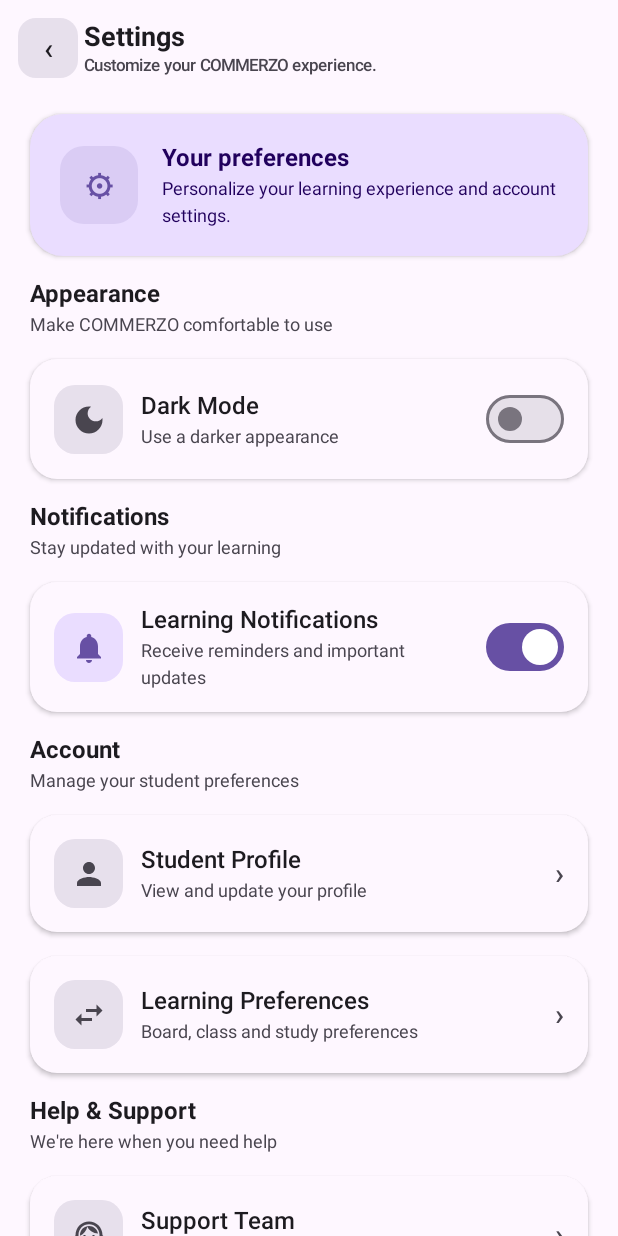
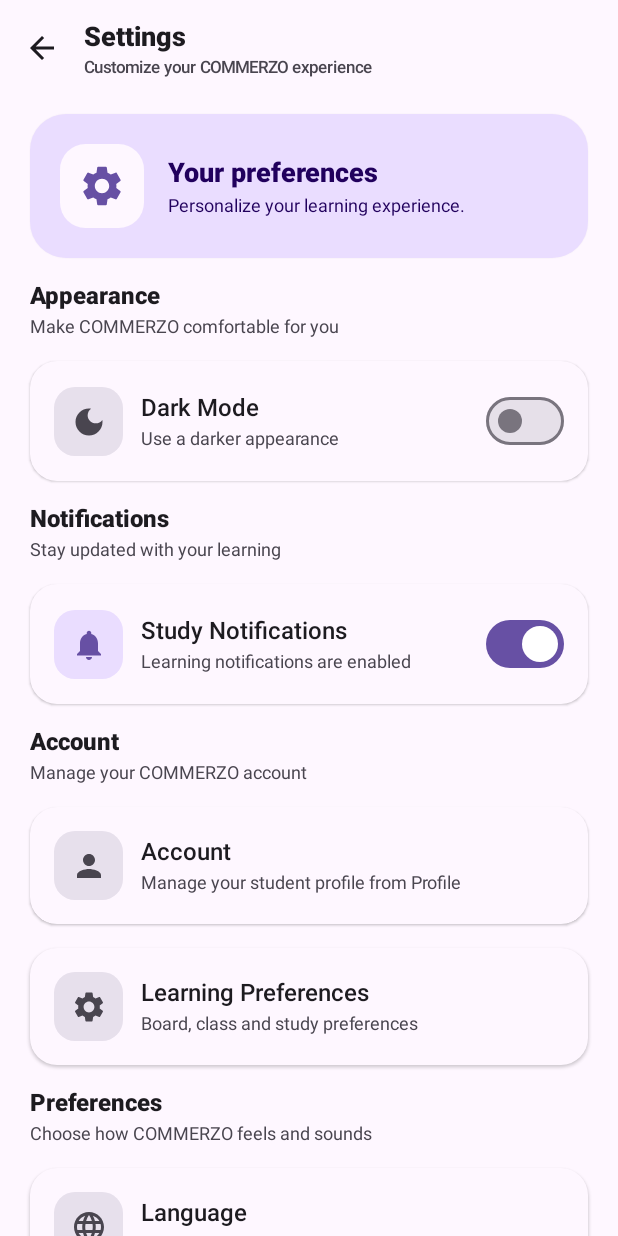
Before and after one commit to harshanimationsanimatorharsh-ai/COMMERZO, an Android app built with Jetpack Compose: the SettingsScreen screen opened through its navigation route, on a phone screen of 412 x 824 dp. Run offline under Robolectric (Android 15) with nearby library versions, the phone set to English and light mode, and no system bars; our stand-ins replace Firebase (no records; nobody signed in at launch, a user with empty details on screens opened directly).

Commit message:
Update SettingsScreen.kt

```diff
--- a/app/src/main/java/com/commerzo/app/ui/screens/app/src/main/java/com/commerzo/app/ui/screens/SettingsScreen.kt
+++ b/app/src/main/java/com/commerzo/app/ui/screens/app/src/main/java/com/commerzo/app/ui/screens/SettingsScreen.kt
@@ -15,17 +15,21 @@ import androidx.compose.foundation.rememberScrollState
 import androidx.compose.foundation.shape.RoundedCornerShape
 import androidx.compose.foundation.verticalScroll
 import androidx.compose.material.icons.Icons
+import androidx.compose.material.icons.filled.ArrowBack
 import androidx.compose.material.icons.filled.DarkMode
 import androidx.compose.material.icons.filled.Email
 import androidx.compose.material.icons.filled.Info
+import androidx.compose.material.icons.filled.Language
 import androidx.compose.material.icons.filled.Notifications
 import androidx.compose.material.icons.filled.Person
 import androidx.compose.material.icons.filled.Policy
+import androidx.compose.material.icons.filled.Settings
 import androidx.compose.material.icons.filled.SupportAgent
-import androidx.compose.material.icons.filled.SwapHoriz
+import androidx.compose.material.icons.filled.VolumeUp
 import androidx.compose.material3.Card
 import androidx.compose.material3.CardDefaults
 import androidx.compose.material3.Icon
+import androidx.compose.material3.IconButton
 import androidx.compose.material3.MaterialTheme
 import androidx.compose.material3.Scaffold
 import androidx.compose.material3.Surface
@@ -44,11 +48,6 @@ import androidx.compose.ui.unit.dp
 import androidx.lifecycle.viewmodel.compose.viewModel
 import com.commerzo.app.ui.theme.CommerzoDimensions
 import com.commerzo.app.ui.viewmodel.settings.SettingsViewModel
-
-// ============================================================
-// COMMERZO — Settings Screen
-// Phase 7 — Professional UI/UX Overhaul
-// ============================================================
 
 @Composable
 fun SettingsScreen(
@@ -69,36 +68,24 @@ fun SettingsScreen(
                     ) {
                         Text(
                             text = "Settings",
-                            style = MaterialTheme.typography.titleLarge,
-                            fontWeight = FontWeight.Bold
+                            fontWeight = FontWeight.ExtraBold
                         )
 
                         Text(
-                            text = "Customize your COMMERZO experience.",
+                            text = "Customize your COMMERZO experience",
                             style = MaterialTheme.typography.labelSmall,
                             color = MaterialTheme.colorScheme.onSurfaceVariant
                         )
                     }
                 },
                 navigationIcon = {
-                    Surface(
-                        onClick = onBack,
-                        modifier = Modifier
-                            .padding(start = CommerzoDimensions.Space8)
-                            .size(40.dp),
-                        shape = RoundedCornerShape(12.dp),
-                        color = MaterialTheme.colorScheme.surfaceVariant
+                    IconButton(
+                        onClick = onBack
                     ) {
-                        Box(
-                            modifier = Modifier.fillMaxSize(),
-                            contentAlignment = Alignment.Center
-                        ) {
-                            Text(
-                                text = "‹",
-                                style = MaterialTheme.typography.headlineSmall,
-                                color = MaterialTheme.colorScheme.onSurface
-                            )
-                        }
+                        Icon(
+                            imageVector = Icons.Default.ArrowBack,
+                            contentDescription = "Back"
+                        )
                     }
                 },
                 colors = TopAppBarDefaults.topAppBarColors(
@@ -122,30 +109,24 @@ fun SettingsScreen(
             )
         ) {
 
-            SettingsIntroCard()
-
-            // ------------------------------------------------
-            // Appearance
-            // ------------------------------------------------
+            SettingsHeroCard()
 
             SettingsSectionTitle(
                 title = "Appearance",
-                subtitle = "Make COMMERZO comfortable to use"
+                subtitle = "Make COMMERZO comfortable for you"
             )
 
             SettingsToggleCard(
                 icon = Icons.Default.DarkMode,
                 title = "Dark Mode",
-                subtitle = "Use a darker appearance",
+                subtitle = if (darkModeEnabled) {
+                    "Dark appearance is enabled"
+                } else {
+                    "Use a darker appearance"
+                },
                 checked = darkModeEnabled,
-                onCheckedChange = {
-                    viewModel.setDarkModeEnabled(it)
-                }
+                onCheckedChange = viewModel::setDarkModeEnabled
             )
-
-            // ------------------------------------------------
-            // Notifications
-            // ------------------------------------------------
 
             SettingsSectionTitle(
                 title = "Notifications",
@@ -154,71 +135,84 @@ fun SettingsScreen(
 
             SettingsToggleCard(
                 icon = Icons.Default.Notifications,
-                title = "Learning Notifications",
-                subtitle = "Receive reminders and important updates",
+                title = "Study Notifications",
+                subtitle = if (notificationsEnabled) {
+                    "Learning notifications are enabled"
+                } else {
+                    "Learning notifications are disabled"
+                },
                 checked = notificationsEnabled,
-                onCheckedChange = {
-                    viewModel.setNotificationsEnabled(it)
-                }
+                onCheckedChange = viewModel::setNotificationsEnabled
             )
-
-            // ------------------------------------------------
-            // Account
-            // ------------------------------------------------
 
             SettingsSectionTitle(
                 title = "Account",
-                subtitle = "Manage your student preferences"
+                subtitle = "Manage your COMMERZO account"
             )
 
-            SettingsActionCard(
+            SettingsInfoCard(
                 icon = Icons.Default.Person,
-                title = "Student Profile",
-                subtitle = "View and update your profile"
+                title = "Account",
+                subtitle = "Manage your student profile from Profile"
             )
 
-            SettingsActionCard(
-                icon = Icons.Default.SwapHoriz,
+            SettingsInfoCard(
+                icon = Icons.Default.Settings,
                 title = "Learning Preferences",
                 subtitle = "Board, class and study preferences"
             )
 
-            // ------------------------------------------------
-            // Help & Support
-            // ------------------------------------------------
+            SettingsSectionTitle(
+                title = "Preferences",
+                subtitle = "Choose how COMMERZO feels and sounds"
+            )
+
+            SettingsInfoCard(
+                icon = Icons.Default.Language,
+                title = "Language",
+                subtitle = "Language preferences will be available soon"
+            )
+
+            SettingsInfoCard(
+                icon = Icons.Default.VolumeUp,
+                title = "Sound & Haptics",
+                subtitle = "Sound and haptic controls will be available soon"
+            )
 
             SettingsSectionTitle(
-                title = "Help & Support",
-                subtitle = "We're here when you need help"
+                title = "Support",
+                subtitle = "Get help whenever you need it"
             )
 
-            SettingsActionCard(
+            SettingsInfoCard(
                 icon = Icons.Default.SupportAgent,
-                title = "Support Team",
-                subtitle = "Get help from the COMMERZO team"
+                title = "Help Center",
+                subtitle = "Help resources will be available soon"
             )
 
             SupportEmailCard()
 
-            // ------------------------------------------------
-            // Information
-            // ------------------------------------------------
-
             SettingsSectionTitle(
-                title = "Information",
-                subtitle = "About COMMERZO"
+                title = "About",
+                subtitle = "Information about COMMERZO"
             )
 
-            SettingsActionCard(
+            SettingsInfoCard(
                 icon = Icons.Default.Info,
                 title = "About COMMERZO",
                 subtitle = "Learn more about the app"
             )
 
-            SettingsActionCard(
+            SettingsInfoCard(
                 icon = Icons.Default.Policy,
-                title = "Privacy & Security",
-                subtitle = "Understand how your account is protected"
+                title = "Privacy Policy",
+                subtitle = "Privacy information will be available soon"
+            )
+
+            SettingsInfoCard(
+                icon = Icons.Default.Policy,
+                title = "Terms & Conditions",
+                subtitle = "Terms will be available soon"
             )
 
             VersionCard()
@@ -232,43 +226,42 @@ fun SettingsScreen(
     }
 }
 
-// ============================================================
-// Intro Card
-// ============================================================
-
 @Composable
-private fun SettingsIntroCard() {
+private fun SettingsHeroCard() {
     Card(
         modifier = Modifier.fillMaxWidth(),
-        shape = RoundedCornerShape(22.dp),
+        shape = RoundedCornerShape(24.dp),
         colors = CardDefaults.cardColors(
             containerColor = MaterialTheme.colorScheme.primaryContainer
         ),
         elevation = CardDefaults.cardElevation(
-            defaultElevation = CommerzoDimensions.Space2
+            defaultElevation = 2.dp
         )
     ) {
         Row(
             modifier = Modifier
                 .fillMaxWidth()
-                .padding(CommerzoDimensions.CardPaddingLarge),
+                .padding(
+                    CommerzoDimensions.CardPaddingLarge
+                ),
             verticalAlignment = Alignment.CenterVertically
         ) {
             Surface(
-                modifier = Modifier.size(52.dp),
-                shape = RoundedCornerShape(16.dp),
-                color = MaterialTheme.colorScheme.primary.copy(
-                    alpha = 0.12f
-                )
+                modifier = Modifier.size(56.dp),
+                shape = RoundedCornerShape(17.dp),
+                color = MaterialTheme.colorScheme.surface
             ) {
                 Box(
                     modifier = Modifier.fillMaxSize(),
                     contentAlignment = Alignment.Center
                 ) {
-                    Text(
-                        text = "⚙",
-                        style = MaterialTheme.typography.headlineSmall,
-                        color = MaterialTheme.colorScheme.primary
+                    Icon(
+                        imageVector = Icons.Default.Settings,
+                        contentDescription = "Settings",
+                        modifier = Modifier.size(
+                            CommerzoDimensions.IconLarge
+                        ),
+                        tint = MaterialTheme.colorScheme.primary
                     )
                 }
             }
@@ -287,13 +280,13 @@ private fun SettingsIntroCard() {
             ) {
                 Text(
                     text = "Your preferences",
-                    style = MaterialTheme.typography.titleMedium,
-                    fontWeight = FontWeight.Bold,
+                    style = MaterialTheme.typography.titleLarge,
+                    fontWeight = FontWeight.ExtraBold,
                     color = MaterialTheme.colorScheme.onPrimaryContainer
                 )
 
                 Text(
-                    text = "Personalize your learning experience and account settings.",
+                    text = "Personalize your learning experience.",
                     style = MaterialTheme.typography.bodySmall,
                     color = MaterialTheme.colorScheme.onPrimaryContainer
                 )
@@ -302,16 +295,13 @@ private fun SettingsIntroCard() {
     }
 }
 
-// ============================================================
-// Section Title
-// ============================================================
-
 @Composable
 private fun SettingsSectionTitle(
     title: String,
     subtitle: String
 ) {
     Column(
+        modifier = Modifier.fillMaxWidth(),
         verticalArrangement = Arrangement.spacedBy(
             CommerzoDimensions.Space4
         )
@@ -319,8 +309,7 @@ private fun SettingsSectionTitle(
         Text(
             text = title,
             style = MaterialTheme.typography.titleMedium,
-            fontWeight = FontWeight.Bold,
-            color = MaterialTheme.colorScheme.onBackground
+            fontWeight = FontWeight.ExtraBold
         )
 
         Text(
@@ -330,10 +319,6 @@ private fun SettingsSectionTitle(
         )
     }
 }
-
-// ============================================================
-// Toggle Card
-// ============================================================
 
 @Composable
 private fun SettingsToggleCard(
@@ -350,13 +335,15 @@ private fun SettingsToggleCard(
             containerColor = MaterialTheme.colorScheme.surface
         ),
         elevation = CardDefaults.cardElevation(
-            defaultElevation = CommerzoDimensions.Space2
+            defaultElevation = 1.dp
         )
     ) {
         Row(
             modifier = Modifier
                 .fillMaxWidth()
-                .padding(CommerzoDimensions.CardPadding),
+                .padding(
+                    CommerzoDimensions.CardPadding
+                ),
             verticalAlignment = Alignment.CenterVertically
         ) {
             SettingsIcon(
@@ -403,12 +390,8 @@ private fun SettingsToggleCard(
     }
 }
 
-// ============================================================
-// Action Card
-// ============================================================
-
 @Composable
-private fun SettingsActionCard(
+private fun SettingsInfoCard(
     icon: ImageVector,
     title: String,
     subtitle: String
@@ -420,19 +403,18 @@ private fun SettingsActionCard(
             containerColor = MaterialTheme.colorScheme.surface
         ),
         elevation = CardDefaults.cardElevation(
-            defaultElevation = CommerzoDimensions.Space2
-        ),
-        onClick = {}
+            defaultElevation = 1.dp
+        )
     ) {
         Row(
             modifier = Modifier
                 .fillMaxWidth()
-                .padding(CommerzoDimensions.CardPadding),
+                .padding(
+                    CommerzoDimensions.CardPadding
+                ),
             verticalAlignment = Alignment.CenterVertically
         ) {
-            SettingsIcon(
-                icon = icon
-            )
+            SettingsIcon(icon = icon)
 
             Spacer(
                 modifier = Modifier.width(
@@ -458,19 +440,9 @@ private fun SettingsActionCard(
                     color = MaterialTheme.colorScheme.onSurfaceVariant
                 )
             }
-
-            Text(
-                text = "›",
-                style = MaterialTheme.typography.headlineSmall,
-                color = MaterialTheme.colorScheme.onSurfaceVariant
-            )
         }
     }
 }
-
-// ============================================================
-// Settings Icon
-// ============================================================
 
 @Composable
 private fun SettingsIcon(
@@ -506,10 +478,6 @@ private fun SettingsIcon(
     }
 }
 
-// ============================================================
-// Support Email
-// ============================================================
-
 @Composable
 private fun SupportEmailCard() {
     Card(
@@ -519,13 +487,15 @@ private fun SupportEmailCard() {
             containerColor = MaterialTheme.colorScheme.primaryContainer
         ),
         elevation = CardDefaults.cardElevation(
-            defaultElevation = CommerzoDimensions.Space2
+            defaultElevation = 1.dp
         )
     ) {
         Row(
             modifier = Modifier
                 .fillMaxWidth()
-                .padding(CommerzoDimensions.CardPadding),
+                .padding(
+                    CommerzoDimensions.CardPadding
+                ),
             verticalAlignment = Alignment.CenterVertically
         ) {
             Surface(
@@ -561,7 +531,7 @@ private fun SupportEmailCard() {
                 )
             ) {
                 Text(
-                    text = "Support Email",
+                    text = "Contact Support",
                     style = MaterialTheme.typography.titleMedium,
                     fontWeight = FontWeight.SemiBold,
                     color = MaterialTheme.colorScheme.onPrimaryContainer
@@ -576,10 +546,6 @@ private fun SupportEmailCard() {
         }
     }
 }
-
-// ============================================================
-// Version Card
-// ============================================================
 
 @Composable
 private fun VersionCard() {
@@ -600,8 +566,7 @@ private fun VersionCard() {
             Text(
                 text = "COMMERZO",
                 style = MaterialTheme.typography.titleMedium,
-                fontWeight = FontWeight.ExtraBold,
-                color = MaterialTheme.colorScheme.onSurface
+                fontWeight = FontWeight.ExtraBold
             )
 
             Text(
@@ -611,7 +576,7 @@ private fun VersionCard() {
             )
 
             Text(
-                text = "Version 5.3.1",
+                text = "Version 5.3.0",
                 style = MaterialTheme.typography.labelSmall,
                 color = MaterialTheme.colorScheme.onSurfaceVariant
             )
```
